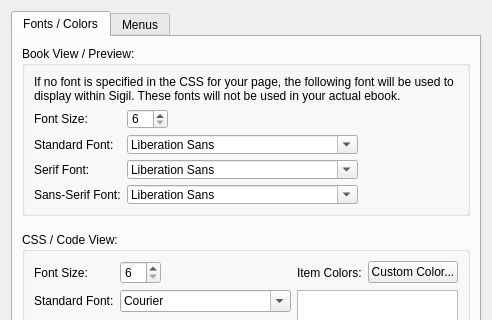
Sigil-Ebook/Sigil, file src/Form_Files/PAppearanceWidget.ui: the form before one commit; both pictures show x 0 to 492 and y 0 to 320 of the 492 by 530 pixel window.
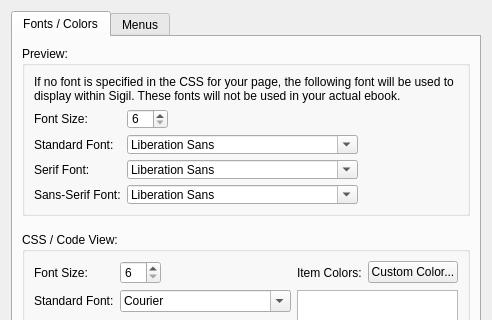
The form after the commit.

Commit message: remove BV from ui and a few remaining holdouts

Diff of the .ui file:
```diff
--- a/src/Form_Files/PAppearanceWidget.ui
+++ b/src/Form_Files/PAppearanceWidget.ui
@@ -27,7 +27,7 @@
        <item>
         <widget class="QGroupBox" name="groupBoxBookView">
          <property name="title">
-          <string>Book View / Preview:</string>
+          <string>Preview:</string>
          </property>
          <layout class="QVBoxLayout" name="verticalLayoutBV">
           <item>
```
Left out of the diff: 36 changed lines with no effect on the pictures. The commit also changes 6 other files.
